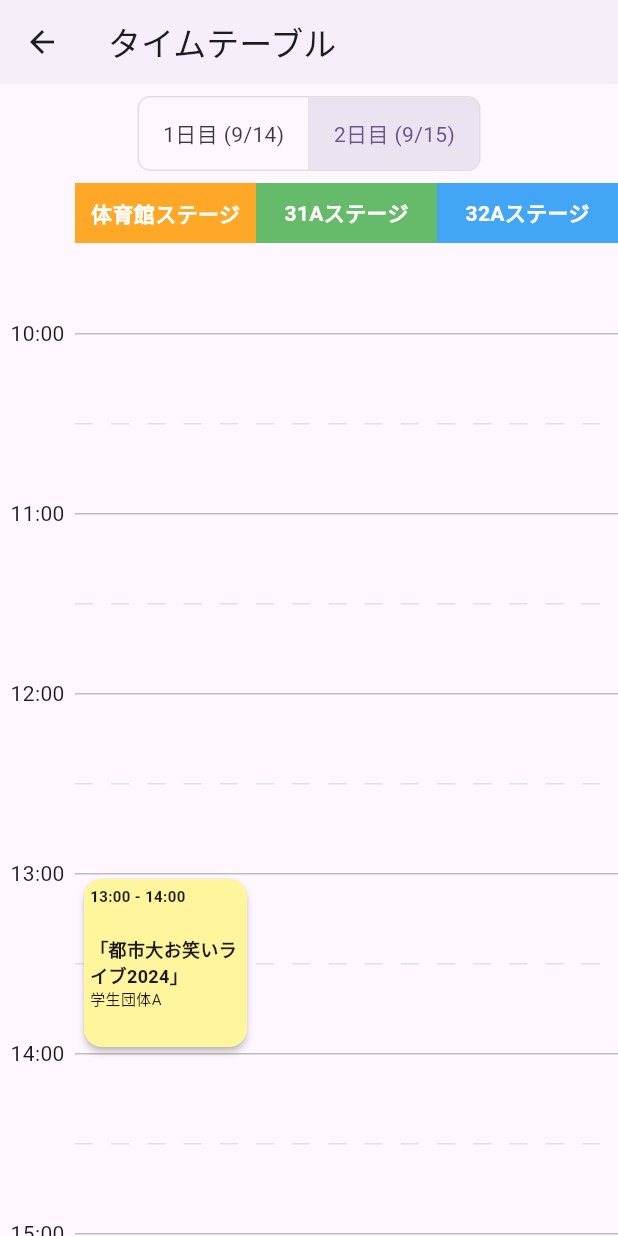
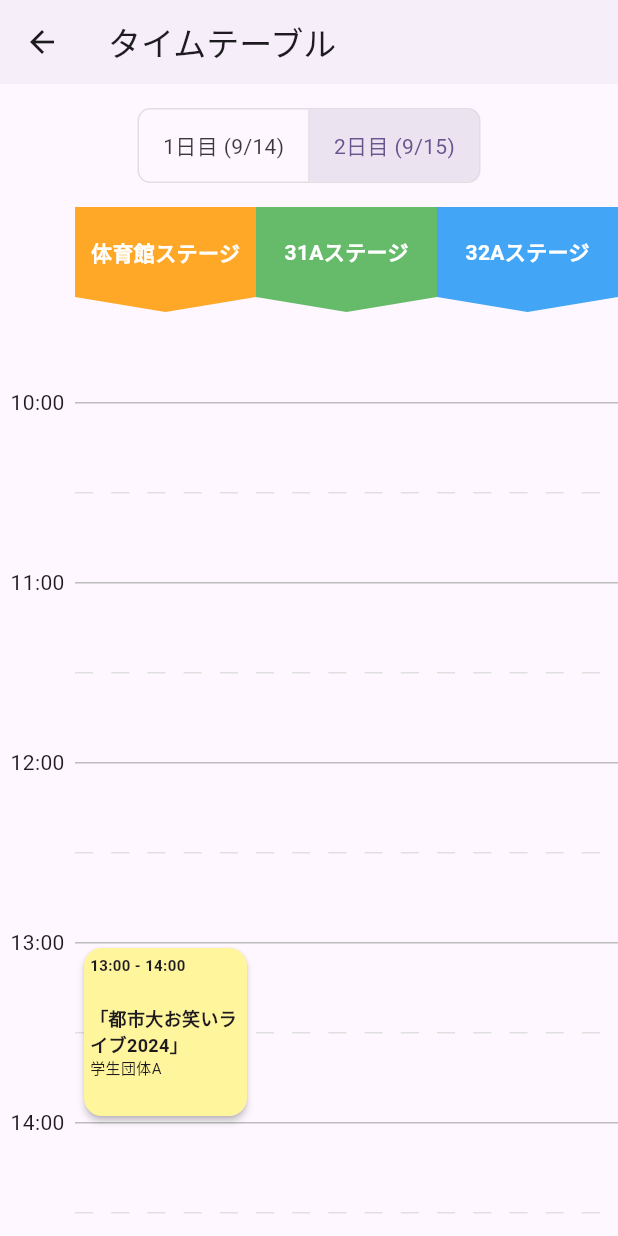
Before and after one commit to Yokohamafest/29th-yfa-app, a Flutter app: the TimetableScreen screen opened directly, after a tap on "2日目 (9/15)", on a phone screen of 412 x 824 dp. Run offline on Flutter 3.47's test engine with Material 3 defaults, Android fonts, the phone set to English and light mode, and no system bars; our stand-ins replace shared_preferences; accounts and stored records are empty.

Commit message:
タイムテーブル画面のステージ名ヘッダーのUIを少し変更

```diff
--- a/lib/screens/timetable_screen.dart
+++ b/lib/screens/timetable_screen.dart
@@ -24,7 +24,7 @@ class _TimetableScreenState extends State<TimetableScreen> {
         children: [
           // --- 1. 日付切り替えボタン ---
           Padding(
-            padding: const EdgeInsets.symmetric(vertical: 8.0),
+            padding: const EdgeInsets.symmetric(vertical: 16.0),
             child: ToggleButtons(
               isSelected: [
                 _selectedDay == FestivalDay.dayOne,
@@ -53,17 +53,14 @@ class _TimetableScreenState extends State<TimetableScreen> {
           ),
 
           // --- 2. ステージ名のヘッダー ---
-          SizedBox(
-            height: 40,
-            // 【変更点】Rowを直接配置し、各セルに色を指定
-            child: Row(
+          Row(
+            crossAxisAlignment: CrossAxisAlignment.start, // 上揃えにする
             children: [
               SizedBox(width: _leftColumnWidth), // 時間軸の幅
               _buildHeaderCell('体育館ステージ', Colors.orange.shade400),
               _buildHeaderCell('31Aステージ', Colors.green.shade400),
               _buildHeaderCell('32Aステージ', Colors.blue.shade400),
             ],
-            ),
           ),
 
           // --- 3. タイムテーブル本体 ---
@@ -95,19 +92,30 @@ class _TimetableScreenState extends State<TimetableScreen> {
 
   // ステージ名ヘッダーのセル
   Widget _buildHeaderCell(String title, Color backgroundColor) {
+    final screenWidth = MediaQuery.of(context).size.width;
+
     return Expanded(
-      child: Container(
-        // 受け取った色を背景色として設定
+      child: Column(
+        children: [
+          // 四角形のヘッダー本体
+          Container(
+            height: 60, // ヘッダーの四角部分の高さ
             color: backgroundColor,
-        child: Center(
+            alignment: Alignment.center,
             child: Text(
               title,
               style: const TextStyle(
                 fontWeight: FontWeight.bold,
-              color: Colors.white, // 文字色を白にすると見やすい
+                color: Colors.white,
               ),
             ),
           ),
+          // 逆三角形の部分
+          CustomPaint(
+            size: Size((screenWidth - 50.0) / 3, 10), // 三角形のサイズ（幅20, 高さ10）
+            painter: _TrianglePainter(color: backgroundColor),
+          ),
+        ],
       ),
     );
   }
@@ -263,3 +271,30 @@ class _TimetableEventCard extends StatelessWidget {
     );
   }
 }
+
+// 逆三角形を描画するためのカスタムペインター
+class _TrianglePainter extends CustomPainter {
+  final Color color;
+
+  _TrianglePainter({required this.color});
+
+  @override
+  void paint(Canvas canvas, Size size) {
+    final paint = Paint()
+      ..color = color
+      ..style = PaintingStyle.fill;
+
+    final path = Path();
+    path.moveTo(0, 0); // 左上の角から開始
+    path.lineTo(size.width, 0); // 右上の角へ線を引く
+    path.lineTo(size.width / 2, size.height); // 下の頂点へ線を引く
+    path.close(); // パスを閉じて三角形にする
+
+    canvas.drawPath(path, paint);
+  }
+
+  @override
+  bool shouldRepaint(covariant _TrianglePainter oldDelegate) {
+    return oldDelegate.color != color;
+  }
+}
```
Lines whose indentation alone changed are shown as unchanged.
